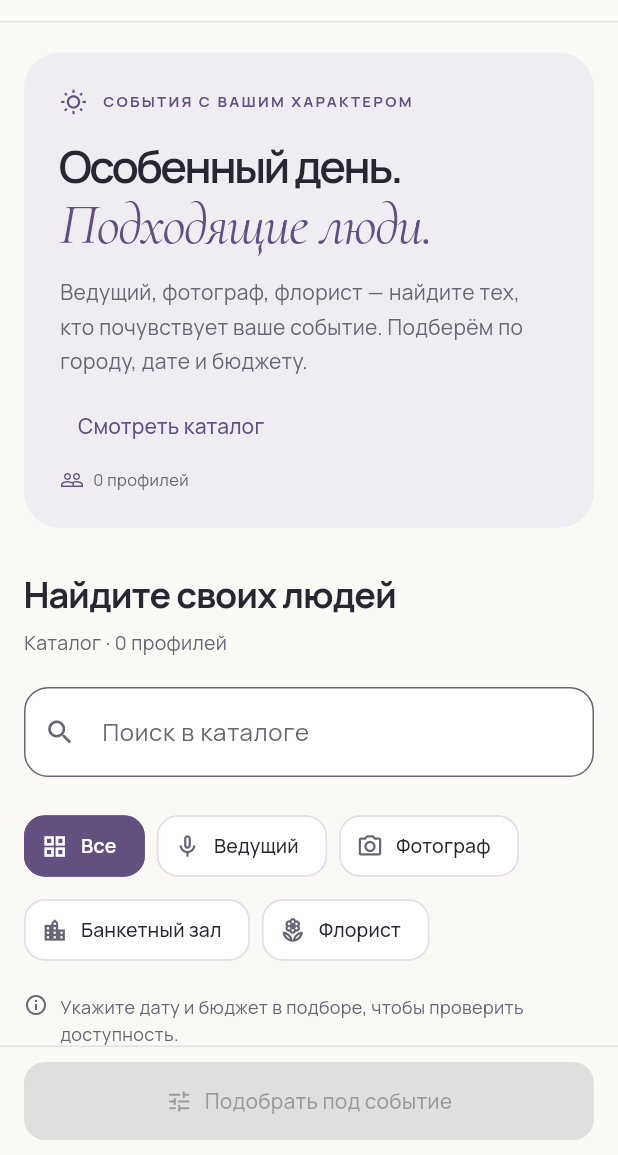
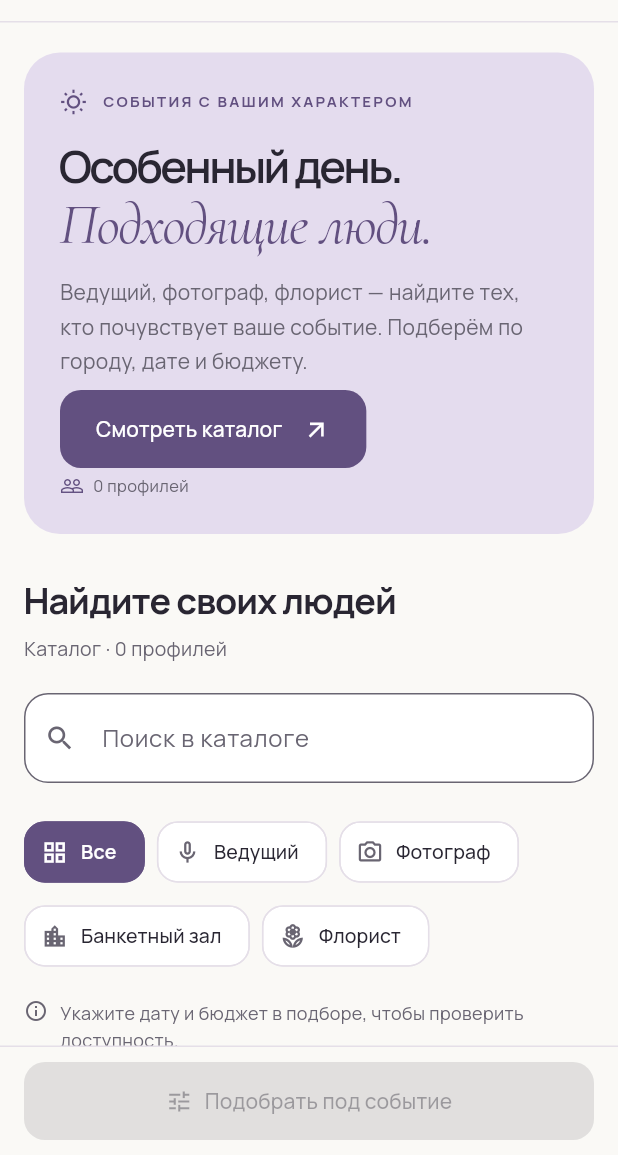
Before and after one commit to BAITC-Hacks/hack-d2c4660e-aipunks, a Flutter app: the screen it shows after launch, on a phone screen of 412 x 824 dp, the part 81-1236 px from its top. Run offline on Flutter 3.47's test engine with Material 3 defaults, Android fonts, the phone set to English and light mode, and no system bars; our stand-ins replace cloud_firestore, cloud_functions, firebase_auth, firebase_core, go_router, google_sign_in and 1 more; accounts and stored records are empty; network calls fail.

Commit message:
ui: simplify hero action and strengthen palette accents

```diff
--- a/apps/event_match/lib/app/design_tokens.dart
+++ b/apps/event_match/lib/app/design_tokens.dart
@@ -12,7 +12,7 @@ abstract final class AppColors {
   static const blue = Color(0xFFE4EBF4);
   static const border = Color(0xFFE5DFE8);
   static const white = Color(0xFFFFFFFF);
-  static const hero = Color(0xFFF0EDF2);
+  static const hero = Color(0xFFE4DCEE);
   static const plum = Color(0xFF40334F);
 
   static Color categorySurface(String category) => switch (category) {
--- a/apps/event_match/lib/features/matching/presentation/matching_screen.dart
+++ b/apps/event_match/lib/features/matching/presentation/matching_screen.dart
@@ -991,12 +991,6 @@ class _MatchingScreenState extends State<MatchingScreen> {
                           if (request == null) ...[
                             CatalogHero(
                               count: controller.catalog.length,
-                              onMatch:
-                                  controller.loading ||
-                                      controller.error != null ||
-                                      controller.catalog.isEmpty
-                                  ? null
-                                  : openFilters,
                               onBrowse: browseCatalog,
                             ),
                             SizedBox(height: desktop ? 40 : 28),
--- a/apps/event_match/lib/features/matching/presentation/widgets/catalog_hero.dart
+++ b/apps/event_match/lib/features/matching/presentation/widgets/catalog_hero.dart
@@ -6,11 +6,9 @@ class CatalogHero extends StatelessWidget {
   const CatalogHero({
     super.key,
     required this.count,
-    required this.onMatch,
     required this.onBrowse,
   });
   final int count;
-  final VoidCallback? onMatch;
   final VoidCallback onBrowse;
 
   @override
@@ -101,29 +99,17 @@ class CatalogHero extends StatelessWidget {
                     ),
                   ),
                   SizedBox(height: compact ? 8 : 24),
-                  Wrap(
-                    spacing: 12,
-                    runSpacing: 8,
-                    crossAxisAlignment: WrapCrossAlignment.center,
-                    children: [
-                      if (!compact)
                   FilledButton(
-                          key: const Key('hero-match'),
-                          onPressed: onMatch,
+                    key: const Key('hero-browse'),
+                    onPressed: onBrowse,
                     child: const Row(
                       mainAxisSize: MainAxisSize.min,
                       children: [
-                              Flexible(child: Text('Найти свою команду')),
+                        Flexible(child: Text('Смотреть каталог')),
                         SizedBox(width: 14),
                         Icon(Icons.arrow_outward, size: 18),
                       ],
                     ),
-                        ),
-                      TextButton(
-                        onPressed: onBrowse,
-                        child: const Text('Смотреть каталог'),
-                      ),
-                    ],
                   ),
                   SizedBox(
                     height: wide
@@ -198,7 +184,7 @@ class CatalogHero extends StatelessWidget {
                             width: 64,
                             height: 64,
                             decoration: BoxDecoration(
-                              color: AppColors.peach,
+                              color: AppColors.primary,
                               shape: BoxShape.circle,
                               border: Border.all(
                                 color: AppColors.hero,
@@ -208,7 +194,7 @@ class CatalogHero extends StatelessWidget {
                             child: const Icon(
                               Icons.wb_sunny_outlined,
                               size: 30,
-                              color: AppColors.plum,
+                              color: AppColors.white,
                             ),
                           ),
                         ),
--- a/apps/event_match/lib/features/workspace/presentation/catalog_page.dart
+++ b/apps/event_match/lib/features/workspace/presentation/catalog_page.dart
@@ -241,7 +241,6 @@ class _CatalogPageState extends State<CatalogPage> {
         children: [
           CatalogHero(
             count: controller.catalog.length,
-            onMatch: controller.catalog.isEmpty ? null : _filter,
             onBrowse: () {
               final anchor = _catalogAnchor.currentContext;
               if (anchor != null) {
```
Also changed, not shown: 2 other files. Lines whose indentation alone changed are shown as unchanged.
